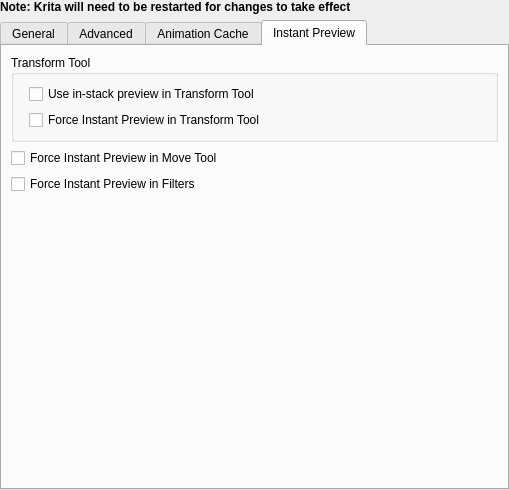
Qt form libs/ui/forms/wdgperformancesettings.ui (KDE/krita) before a commit.
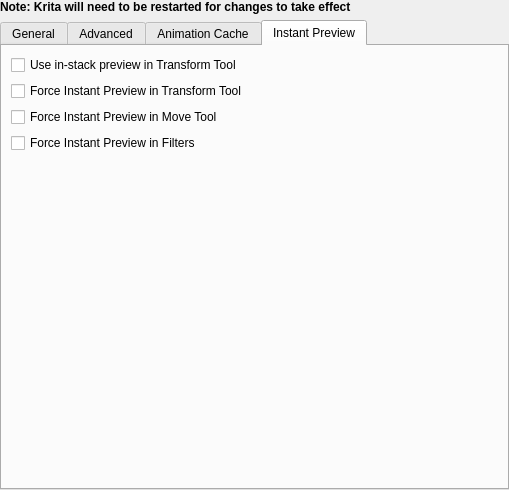
The same form after that commit. The open tabs and pages were chosen to show the change. Custom widgets are drawn as their Qt base class.

Commit message: Remove the "Transform Tool" group for clarity

What changed in the file:
```diff
--- a/libs/ui/forms/wdgperformancesettings.ui
+++ b/libs/ui/forms/wdgperformancesettings.ui
@@ -533,12 +533,6 @@
       </attribute>
       <layout class="QVBoxLayout" name="verticalLayout_6">
        <item>
-        <widget class="QGroupBox" name="groupBox_6">
-         <property name="title">
-          <string>Transform Tool</string>
-         </property>
-         <layout class="QFormLayout" name="formLayout_7">
-          <item row="0" column="1">
            <widget class="QCheckBox" name="chkTransformToolUseInStackPreview">
             <property name="toolTip">
              <string/>
@@ -548,7 +542,7 @@
             </property>
            </widget>
           </item>
-          <item row="1" column="1">
+       <item>
            <widget class="QCheckBox" name="chkTransformToolForceLodMode">
             <property name="toolTip">
              <string>&lt;html&gt;&lt;head/&gt;&lt;body&gt;&lt;p&gt;The transform tool preview will always use instant preview, even if instant preview is disabled in the &amp;quot;View&amp;quot; menu&lt;/p&gt;&lt;/body&gt;&lt;/html&gt;</string>
@@ -556,9 +550,6 @@
             <property name="text">
              <string>Force Instant Preview in Transform Tool</string>
             </property>
-           </widget>
-          </item>
-         </layout>
         </widget>
        </item>
        <item>
```
Lines whose indentation alone changed are shown as unchanged.
